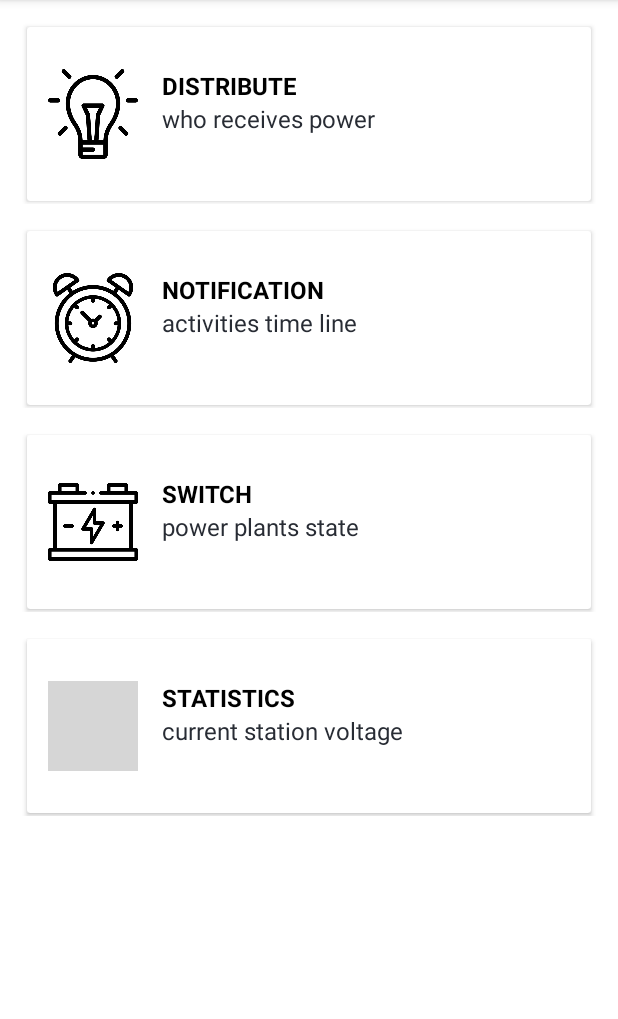
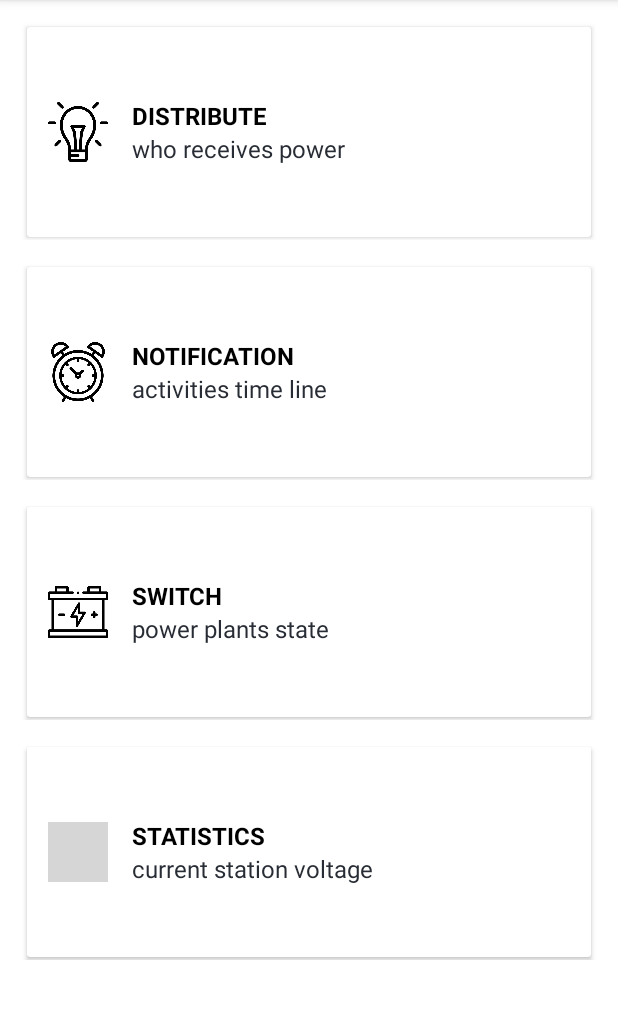
Before and after one commit to bckyrd-io/energy-mod, an Android app: the screen it shows after launch (MainActivity), on a phone screen of 412 x 824 dp, the part 84-1103 px from its top. Run offline under Robolectric (Android 15) with nearby library versions, the phone set to English and light mode, and no system bars; grey boxes are pictures that could not be loaded.

Commit message:
sizes changed

```diff
--- a/androidmodule/app/src/main/res/layout/activity_main.xml
+++ b/androidmodule/app/src/main/res/layout/activity_main.xml
@@ -13,6 +13,7 @@
         app:layout_constraintBottom_toBottomOf="parent"
         app:layout_constraintEnd_toEndOf="parent"
         app:layout_constraintStart_toStartOf="parent"
-        app:layout_constraintTop_toTopOf="parent" />
+        app:layout_constraintTop_toTopOf="parent"
+        android:layout_marginBottom="18dp"/>
 
 </androidx.constraintlayout.widget.ConstraintLayout>
--- a/androidmodule/app/src/main/res/layout/card_layout.xml
+++ b/androidmodule/app/src/main/res/layout/card_layout.xml
@@ -17,13 +17,13 @@
             android:orientation="horizontal"
             android:paddingLeft="14dp"
             android:paddingRight="14dp"
-            android:paddingTop="28dp"
-            android:paddingBottom="28dp">
+            android:paddingTop="48dp"
+            android:paddingBottom="48dp">
 
             <ImageView
                 android:id="@+id/card_image"
-                android:layout_width="60dp"
-                android:layout_height="60dp"
+                android:layout_width="40dp"
+                android:layout_height="40dp"
                 android:layout_gravity="center_vertical"
                 android:src="@drawable/ic_launcher_background" />
 
```
